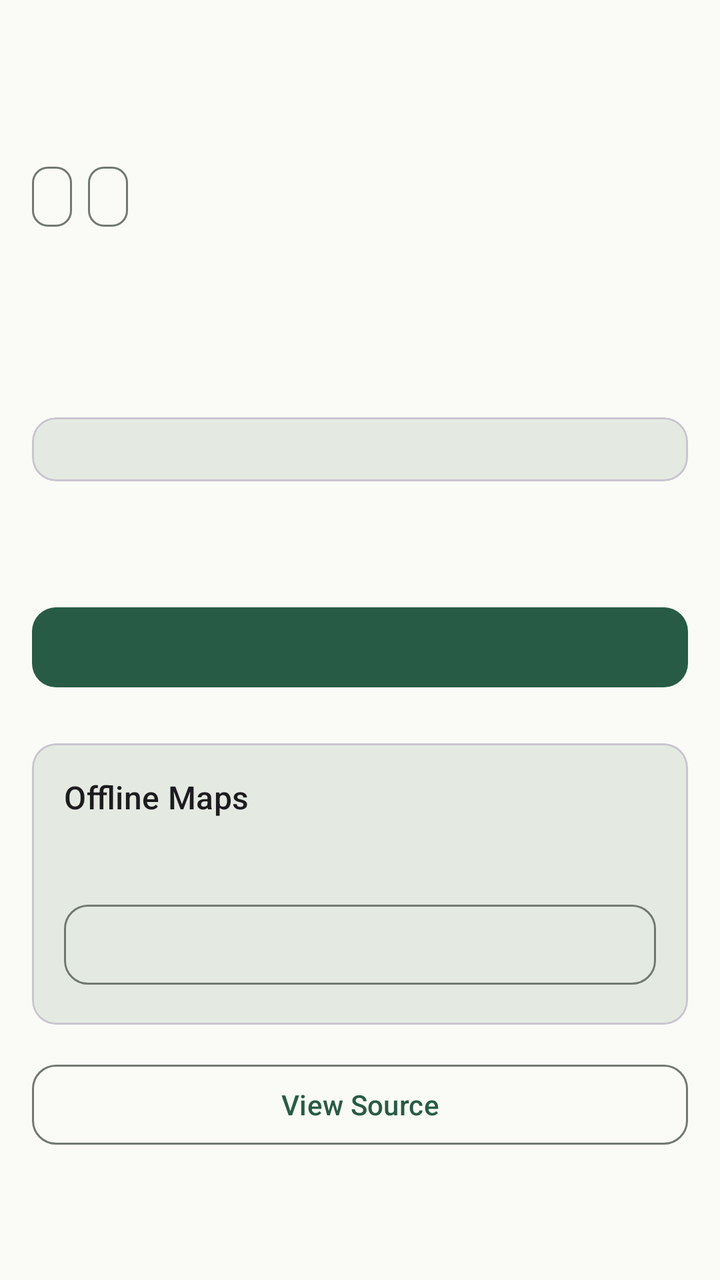
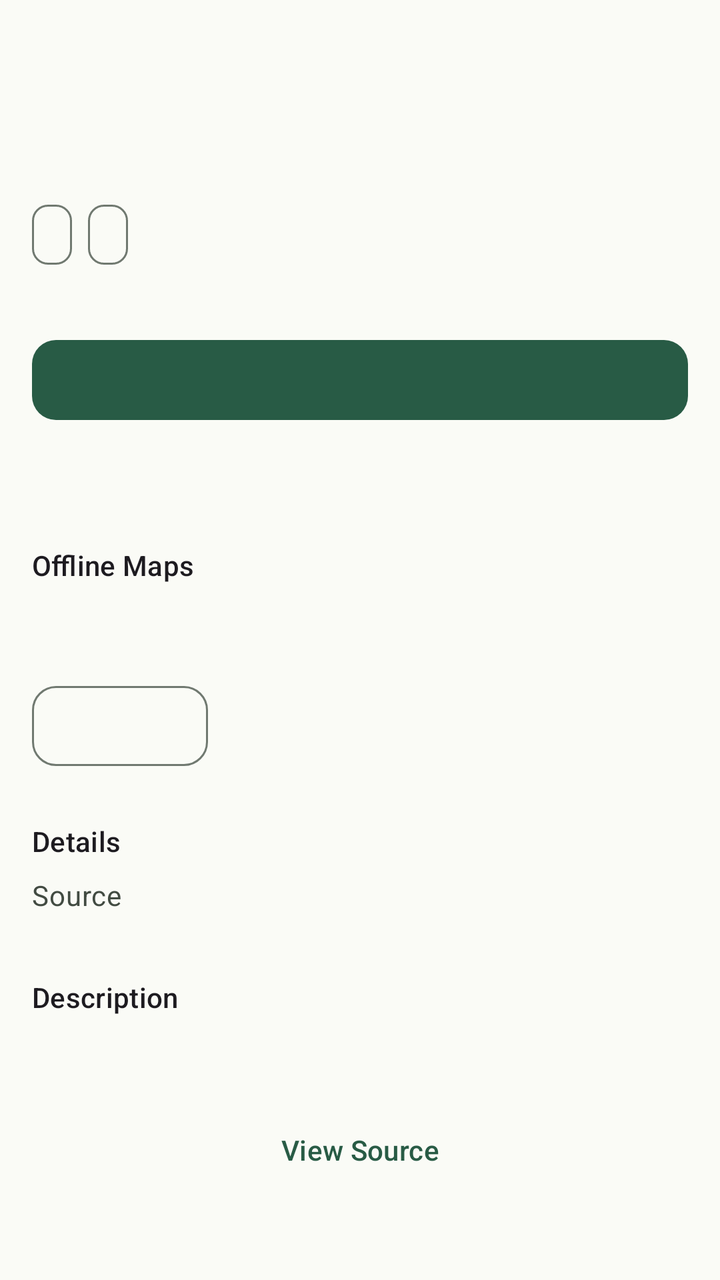

Two renders of the same Android screen: before a commit and after it. Below are the layout's source before the change and the commit's diff.
<!-- AndroidManifest.xml: application theme Theme.TrailRelay -->
<!-- res/layout/activity_trail_detail.xml -->
<?xml version='1.0' encoding='utf-8'?>
<androidx.core.widget.NestedScrollView xmlns:android="http://schemas.android.com/apk/res/android" xmlns:app="http://schemas.android.com/apk/res-auto" android:id="@+id/detail_root" android:layout_width="match_parent" android:layout_height="match_parent" android:fillViewport="true" android:clipToPadding="false" android:background="@color/trail_surface">
    <LinearLayout android:layout_width="match_parent" android:layout_height="wrap_content" android:orientation="vertical" android:padding="@dimen/space_content">
        <TextView android:id="@+id/detail_name" android:layout_width="match_parent" android:layout_height="wrap_content" android:textAppearance="?attr/textAppearanceHeadlineSmall" android:accessibilityHeading="true" />
        <TextView android:id="@+id/detail_source" android:layout_width="match_parent" android:layout_height="wrap_content" android:layout_marginTop="@dimen/space_related" android:textAppearance="?attr/textAppearanceLabelLarge" android:textColor="@color/trail_on_surface_variant" />
        <com.google.android.material.chip.ChipGroup android:id="@+id/detail_status_chips" android:layout_width="match_parent" android:layout_height="wrap_content" android:layout_marginTop="@dimen/space_related" app:chipSpacingHorizontal="@dimen/space_related" app:chipSpacingVertical="@dimen/space_tight" app:singleLine="false">
            <com.google.android.material.chip.Chip android:id="@+id/detail_route_chip" style="@style/Widget.TrailRelay.StatusChip" android:layout_width="wrap_content" android:layout_height="wrap_content" />
            <com.google.android.material.chip.Chip android:id="@+id/detail_aerial_chip" style="@style/Widget.TrailRelay.StatusChip" android:layout_width="wrap_content" android:layout_height="wrap_content" />
        </com.google.android.material.chip.ChipGroup>
        <TextView android:id="@+id/detail_status" android:layout_width="match_parent" android:layout_height="wrap_content" android:layout_marginTop="@dimen/space_tight" android:textAppearance="?attr/textAppearanceTitleMedium" android:textColor="@color/trail_primary" android:accessibilityLiveRegion="polite" />
        <TextView android:id="@+id/detail_description" android:layout_width="match_parent" android:layout_height="wrap_content" android:layout_marginTop="@dimen/space_section" android:textAppearance="?attr/textAppearanceBodyLarge" />
        <com.google.android.material.card.MaterialCardView android:id="@+id/detail_fields_card" android:layout_width="match_parent" android:layout_height="wrap_content" android:layout_marginTop="@dimen/space_section" app:cardBackgroundColor="@color/trail_surface_variant" app:cardCornerRadius="@dimen/trail_corner_radius" app:cardElevation="0dp">
            <LinearLayout android:id="@+id/detail_fields" android:layout_width="match_parent" android:layout_height="wrap_content" android:orientation="vertical" android:padding="@dimen/space_content" />
        </com.google.android.material.card.MaterialCardView>
        <TextView android:id="@+id/detail_message" android:layout_width="match_parent" android:layout_height="wrap_content" android:layout_marginTop="@dimen/space_content" android:textAppearance="?attr/textAppearanceBodyMedium" android:textColor="@color/trail_on_surface_variant" android:accessibilityLiveRegion="polite" />
        <com.google.android.material.progressindicator.LinearProgressIndicator android:id="@+id/detail_progress" android:layout_width="match_parent" android:layout_height="wrap_content" android:layout_marginTop="@dimen/space_compact" android:indeterminate="true" android:visibility="gone" />
        <com.google.android.material.button.MaterialButton android:id="@+id/detail_primary" android:layout_width="match_parent" android:layout_height="wrap_content" android:layout_marginTop="@dimen/space_section" />
        <com.google.android.material.button.MaterialButton android:id="@+id/detail_preview" style="@style/Widget.TrailRelay.OutlinedButton" android:layout_width="match_parent" android:layout_height="wrap_content" android:layout_marginTop="@dimen/space_related" android:text="@string/preview_on_map" android:visibility="gone" />
        <com.google.android.material.card.MaterialCardView android:id="@+id/detail_offline_card" android:layout_width="match_parent" android:layout_height="wrap_content" android:layout_marginTop="@dimen/space_section" app:cardBackgroundColor="@color/trail_surface_variant" app:cardCornerRadius="@dimen/trail_corner_radius" app:cardElevation="0dp">
            <LinearLayout android:layout_width="match_parent" android:layout_height="wrap_content" android:orientation="vertical" android:padding="@dimen/space_content">
                <TextView android:layout_width="match_parent" android:layout_height="wrap_content" android:text="@string/offline_maps" android:textAppearance="?attr/textAppearanceTitleMedium" />
                <TextView android:id="@+id/detail_offline_state" android:layout_width="match_parent" android:layout_height="wrap_content" android:layout_marginTop="@dimen/space_related" android:textAppearance="?attr/textAppearanceBodyMedium" android:accessibilityLiveRegion="polite" />
                <com.google.android.material.progressindicator.LinearProgressIndicator android:id="@+id/detail_offline_progress" android:layout_width="match_parent" android:layout_height="wrap_content" android:layout_marginTop="@dimen/space_related" android:visibility="gone" />
                <TextView android:id="@+id/detail_offline_metrics" android:layout_width="match_parent" android:layout_height="wrap_content" android:layout_marginTop="@dimen/space_tight" android:textAppearance="?attr/textAppearanceBodySmall" android:visibility="gone" />
                <com.google.android.material.button.MaterialButton android:id="@+id/detail_offline_action" style="@style/Widget.TrailRelay.OutlinedButton" android:layout_width="match_parent" android:layout_height="wrap_content" android:layout_marginTop="@dimen/space_compact" />
            </LinearLayout>
        </com.google.android.material.card.MaterialCardView>
        <com.google.android.material.button.MaterialButton android:id="@+id/detail_source_action" style="@style/Widget.TrailRelay.OutlinedButton" android:layout_width="match_parent" android:layout_height="wrap_content" android:layout_marginTop="@dimen/space_content" android:text="@string/view_source" />
        <TextView android:id="@+id/detail_source_url" android:layout_width="match_parent" android:layout_height="wrap_content" android:layout_marginTop="@dimen/space_tight" android:textAppearance="?attr/textAppearanceBodySmall" android:textColor="@color/trail_on_surface_variant" />
    </LinearLayout>
</androidx.core.widget.NestedScrollView>
<!-- resources referenced by this layout -->
<resources>
  <color name="trail_on_surface_variant">#424B42</color>
  <color name="trail_primary">#285B45</color>
  <color name="trail_surface">#FAFBF6</color>
  <color name="trail_surface_variant">#E4EAE1</color>
  <dimen name="space_compact">12dp</dimen>
  <dimen name="space_content">16dp</dimen>
  <dimen name="space_related">8dp</dimen>
  <dimen name="space_section">24dp</dimen>
  <dimen name="space_tight">4dp</dimen>
  <dimen name="trail_corner_radius">12dp</dimen>
  <string name="offline_maps">Offline Maps</string>
  <string name="preview_on_map">Preview on Map</string>
  <string name="view_source">View Source</string>
  <style name="Widget.TrailRelay.OutlinedButton" parent="Widget.Material3.Button.OutlinedButton">
          <item name="cornerRadius">@dimen/trail_corner_radius</item>
          <item name="android:minHeight">48dp</item>
      </style>
  <style name="Widget.TrailRelay.StatusChip" parent="Widget.Material3.Chip.Assist">
          <item name="android:minHeight">0dp</item>
          <item name="chipMinHeight">30dp</item>
          <item name="ensureMinTouchTargetSize">false</item>
          <item name="chipIconSize">18dp</item>
          <item name="chipStartPadding">8dp</item>
          <item name="chipEndPadding">8dp</item>
          <item name="textStartPadding">4dp</item>
          <item name="textEndPadding">0dp</item>
          <item name="android:textAppearance">?attr/textAppearanceLabelMedium</item>
      </style>
  <color name="trail_on_primary">#FFFFFF</color>
  <color name="trail_primary_container">#C6EAD1</color>
  <color name="trail_on_primary_container">#123525</color>
  <color name="trail_secondary">#526351</color>
  <color name="trail_on_secondary">#FFFFFF</color>
  <color name="trail_on_surface">#1A211C</color>
  <color name="trail_outline">#707970</color>
  <color name="trail_error">#B3261E</color>
  <color name="trail_on_error">#FFFFFF</color>
  <style name="Widget.TrailRelay.Button" parent="Widget.Material3.Button">
          <item name="cornerRadius">@dimen/trail_corner_radius</item>
          <item name="android:minHeight">48dp</item>
      </style>
  <style name="ThemeOverlay.TrailRelay.Dialog" parent="ThemeOverlay.Material3.MaterialAlertDialog">
          <item name="alertDialogStyle">@style/MaterialAlertDialog.TrailRelay</item>
      </style>
  <style name="MaterialAlertDialog.TrailRelay" parent="MaterialAlertDialog.Material3">
          <item name="shapeAppearance">@style/ShapeAppearance.TrailRelay.Dialog</item>
      </style>
  <style name="ShapeAppearance.TrailRelay.Dialog" parent="ShapeAppearance.Material3.Corner.Medium">
          <item name="cornerFamily">rounded</item>
          <item name="cornerSize">@dimen/trail_corner_radius</item>
      </style>
  <!-- unchanged entries left out for length: 1 -->
</resources>

<!-- the commit's change to res/layout/activity_trail_detail.xml (unified diff, before → after) -->
@@ -2,30 +2,39 @@
 <androidx.core.widget.NestedScrollView xmlns:android="http://schemas.android.com/apk/res/android" xmlns:app="http://schemas.android.com/apk/res-auto" android:id="@+id/detail_root" android:layout_width="match_parent" android:layout_height="match_parent" android:fillViewport="true" android:clipToPadding="false" android:background="@color/trail_surface">
     <LinearLayout android:layout_width="match_parent" android:layout_height="wrap_content" android:orientation="vertical" android:padding="@dimen/space_content">
         <TextView android:id="@+id/detail_name" android:layout_width="match_parent" android:layout_height="wrap_content" android:textAppearance="?attr/textAppearanceHeadlineSmall" android:accessibilityHeading="true" />
-        <TextView android:id="@+id/detail_source" android:layout_width="match_parent" android:layout_height="wrap_content" android:layout_marginTop="@dimen/space_related" android:textAppearance="?attr/textAppearanceLabelLarge" android:textColor="@color/trail_on_surface_variant" />
+        <TextView android:id="@+id/detail_summary" android:layout_width="match_parent" android:layout_height="wrap_content" android:layout_marginTop="@dimen/space_tight" android:textAppearance="?attr/textAppearanceBodyMedium" android:textColor="@color/trail_on_surface_variant" />
+        <TextView android:id="@+id/detail_location" android:layout_width="match_parent" android:layout_height="wrap_content" android:layout_marginTop="@dimen/space_tight" android:textAppearance="?attr/textAppearanceBodyMedium" android:textColor="@color/trail_on_surface_variant" />
         <com.google.android.material.chip.ChipGroup android:id="@+id/detail_status_chips" android:layout_width="match_parent" android:layout_height="wrap_content" android:layout_marginTop="@dimen/space_related" app:chipSpacingHorizontal="@dimen/space_related" app:chipSpacingVertical="@dimen/space_tight" app:singleLine="false">
             <com.google.android.material.chip.Chip android:id="@+id/detail_route_chip" style="@style/Widget.TrailRelay.StatusChip" android:layout_width="wrap_content" android:layout_height="wrap_content" />
             <com.google.android.material.chip.Chip android:id="@+id/detail_aerial_chip" style="@style/Widget.TrailRelay.StatusChip" android:layout_width="wrap_content" android:layout_height="wrap_content" />
         </com.google.android.material.chip.ChipGroup>
         <TextView android:id="@+id/detail_status" android:layout_width="match_parent" android:layout_height="wrap_content" android:layout_marginTop="@dimen/space_tight" android:textAppearance="?attr/textAppearanceTitleMedium" android:textColor="@color/trail_primary" android:accessibilityLiveRegion="polite" />
-        <TextView android:id="@+id/detail_description" android:layout_width="match_parent" android:layout_height="wrap_content" android:layout_marginTop="@dimen/space_section" android:textAppearance="?attr/textAppearanceBodyLarge" />
-        <com.google.android.material.card.MaterialCardView android:id="@+id/detail_fields_card" android:layout_width="match_parent" android:layout_height="wrap_content" android:layout_marginTop="@dimen/space_section" app:cardBackgroundColor="@color/trail_surface_variant" app:cardCornerRadius="@dimen/trail_corner_radius" app:cardElevation="0dp">
-            <LinearLayout android:id="@+id/detail_fields" android:layout_width="match_parent" android:layout_height="wrap_content" android:orientation="vertical" android:padding="@dimen/space_content" />
-        </com.google.android.material.card.MaterialCardView>
+        <com.google.android.material.button.MaterialButton android:id="@+id/detail_primary" android:layout_width="match_parent" android:layout_height="wrap_content" android:layout_marginTop="@dimen/space_related" />
+        <com.google.android.material.button.MaterialButton android:id="@+id/detail_preview" style="@style/Widget.TrailRelay.OutlinedButton" android:layout_width="match_parent" android:layout_height="wrap_content" android:layout_marginTop="@dimen/space_related" android:text="@string/preview_on_map" android:visibility="gone" />
         <TextView android:id="@+id/detail_message" android:layout_width="match_parent" android:layout_height="wrap_content" android:layout_marginTop="@dimen/space_content" android:textAppearance="?attr/textAppearanceBodyMedium" android:textColor="@color/trail_on_surface_variant" android:accessibilityLiveRegion="polite" />
         <com.google.android.material.progressindicator.LinearProgressIndicator android:id="@+id/detail_progress" android:layout_width="match_parent" android:layout_height="wrap_content" android:layout_marginTop="@dimen/space_compact" android:indeterminate="true" android:visibility="gone" />
-        <com.google.android.material.button.MaterialButton android:id="@+id/detail_primary" android:layout_width="match_parent" android:layout_height="wrap_content" android:layout_marginTop="@dimen/space_section" />
-        <com.google.android.material.button.MaterialButton android:id="@+id/detail_preview" style="@style/Widget.TrailRelay.OutlinedButton" android:layout_width="match_parent" android:layout_height="wrap_content" android:layout_marginTop="@dimen/space_related" android:text="@string/preview_on_map" android:visibility="gone" />
-        <com.google.android.material.card.MaterialCardView android:id="@+id/detail_offline_card" android:layout_width="match_parent" android:layout_height="wrap_content" android:layout_marginTop="@dimen/space_section" app:cardBackgroundColor="@color/trail_surface_variant" app:cardCornerRadius="@dimen/trail_corner_radius" app:cardElevation="0dp">
-            <LinearLayout android:layout_width="match_parent" android:layout_height="wrap_content" android:orientation="vertical" android:padding="@dimen/space_content">
-                <TextView android:layout_width="match_parent" android:layout_height="wrap_content" android:text="@string/offline_maps" android:textAppearance="?attr/textAppearanceTitleMedium" />
+        <LinearLayout android:id="@+id/detail_offline_card" android:layout_width="match_parent" android:layout_height="wrap_content" android:orientation="vertical">
+            <LinearLayout android:layout_width="match_parent" android:layout_height="wrap_content" android:orientation="vertical">
+                <TextView style="@style/Widget.TrailRelay.SectionTitle" android:text="@string/offline_maps" />
                 <TextView android:id="@+id/detail_offline_state" android:layout_width="match_parent" android:layout_height="wrap_content" android:layout_marginTop="@dimen/space_related" android:textAppearance="?attr/textAppearanceBodyMedium" android:accessibilityLiveRegion="polite" />
                 <com.google.android.material.progressindicator.LinearProgressIndicator android:id="@+id/detail_offline_progress" android:layout_width="match_parent" android:layout_height="wrap_content" android:layout_marginTop="@dimen/space_related" android:visibility="gone" />
                 <TextView android:id="@+id/detail_offline_metrics" android:layout_width="match_parent" android:layout_height="wrap_content" android:layout_marginTop="@dimen/space_tight" android:textAppearance="?attr/textAppearanceBodySmall" android:visibility="gone" />
-                <com.google.android.material.button.MaterialButton android:id="@+id/detail_offline_action" style="@style/Widget.TrailRelay.OutlinedButton" android:layout_width="match_parent" android:layout_height="wrap_content" android:layout_marginTop="@dimen/space_compact" />
+                <com.google.android.material.button.MaterialButton android:id="@+id/detail_offline_action" style="@style/Widget.TrailRelay.OutlinedButton" android:layout_width="wrap_content" android:layout_height="wrap_content" android:layout_marginTop="@dimen/space_compact" />
             </LinearLayout>
-        </com.google.android.material.card.MaterialCardView>
-        <com.google.android.material.button.MaterialButton android:id="@+id/detail_source_action" style="@style/Widget.TrailRelay.OutlinedButton" android:layout_width="match_parent" android:layout_height="wrap_content" android:layout_marginTop="@dimen/space_content" android:text="@string/view_source" />
+        </LinearLayout>
+        <LinearLayout android:id="@+id/detail_fields_card" android:layout_width="match_parent" android:layout_height="wrap_content" android:orientation="vertical">
+            <TextView style="@style/Widget.TrailRelay.SectionTitle" android:text="@string/details_section" />
+            <LinearLayout android:layout_width="match_parent" android:layout_height="wrap_content" android:orientation="horizontal" android:paddingBottom="@dimen/space_related">
+                <TextView android:layout_width="0dp" android:layout_height="wrap_content" android:layout_weight="1" android:paddingEnd="@dimen/space_compact" android:text="@string/source_label" android:textAppearance="?attr/textAppearanceBodyMedium" android:textColor="@color/trail_on_surface_variant" />
+                <TextView android:id="@+id/detail_source" android:layout_width="0dp" android:layout_height="wrap_content" android:textAppearance="?attr/textAppearanceBodyMedium" android:layout_weight="2" />
+            </LinearLayout>
+            <LinearLayout android:id="@+id/detail_fields" android:layout_width="match_parent" android:layout_height="wrap_content" android:orientation="vertical" />
+        </LinearLayout>
+        <LinearLayout android:layout_width="match_parent" android:layout_height="wrap_content" android:orientation="vertical" android:id="@+id/detail_description_section">
+            <TextView style="@style/Widget.TrailRelay.SectionTitle" android:text="@string/description_section" />
+            <TextView android:id="@+id/detail_description" android:layout_width="match_parent" android:layout_height="wrap_content" android:textAppearance="?attr/textAppearanceBodyMedium" android:lineSpacingExtra="@dimen/space_tight" />
+        </LinearLayout>
+        <com.google.android.material.button.MaterialButton android:id="@+id/detail_source_action" style="@style/Widget.TrailRelay.TextButton" android:layout_width="match_parent" android:layout_height="wrap_content" android:layout_marginTop="@dimen/space_content" android:text="@string/view_source" />
         <TextView android:id="@+id/detail_source_url" android:layout_width="match_parent" android:layout_height="wrap_content" android:layout_marginTop="@dimen/space_tight" android:textAppearance="?attr/textAppearanceBodySmall" android:textColor="@color/trail_on_surface_variant" />
     </LinearLayout>
 </androidx.core.widget.NestedScrollView>
<!-- resource entries referenced after the edit -->
@@ -8,25 +8,43 @@
   <dimen name="space_content">16dp</dimen>
   <dimen name="space_related">8dp</dimen>
   <dimen name="space_section">24dp</dimen>
+  <dimen name="status_chip_height">30dp</dimen>
+  <dimen name="status_icon_size">18dp</dimen>
   <dimen name="space_tight">4dp</dimen>
+  <string name="description_section">Description</string>
+  <string name="details_section">Details</string>
   <dimen name="trail_corner_radius">12dp</dimen>
+  <dimen name="touch_target">48dp</dimen>
   <string name="offline_maps">Offline Maps</string>
   <string name="preview_on_map">Preview on Map</string>
+  <string name="source_label">Source</string>
   <string name="view_source">View Source</string>
   <style name="Widget.TrailRelay.OutlinedButton" parent="Widget.Material3.Button.OutlinedButton">
           <item name="cornerRadius">@dimen/trail_corner_radius</item>
-          <item name="android:minHeight">48dp</item>
+          <item name="android:minHeight">@dimen/touch_target</item>
+      </style>
+  <style name="Widget.TrailRelay.SectionTitle" parent="">
+          <item name="android:layout_width">match_parent</item>
+          <item name="android:layout_height">wrap_content</item>
+          <item name="android:layout_marginTop">@dimen/space_section</item>
+          <item name="android:layout_marginBottom">@dimen/space_related</item>
+          <item name="android:textAppearance">?attr/textAppearanceTitleSmall</item>
+          <item name="android:accessibilityHeading">true</item>
       </style>
   <style name="Widget.TrailRelay.StatusChip" parent="Widget.Material3.Chip.Assist">
           <item name="android:minHeight">0dp</item>
-          <item name="chipMinHeight">30dp</item>
+          <item name="chipMinHeight">@dimen/status_chip_height</item>
           <item name="ensureMinTouchTargetSize">false</item>
-          <item name="chipIconSize">18dp</item>
-          <item name="chipStartPadding">8dp</item>
-          <item name="chipEndPadding">8dp</item>
-          <item name="textStartPadding">4dp</item>
+          <item name="chipIconSize">@dimen/status_icon_size</item>
+          <item name="chipStartPadding">@dimen/space_related</item>
+          <item name="chipEndPadding">@dimen/space_related</item>
+          <item name="textStartPadding">@dimen/space_tight</item>
           <item name="textEndPadding">0dp</item>
           <item name="android:textAppearance">?attr/textAppearanceLabelMedium</item>
+      </style>
+  <style name="Widget.TrailRelay.TextButton" parent="Widget.Material3.Button.TextButton">
+          <item name="cornerRadius">@dimen/trail_corner_radius</item>
+          <item name="android:minHeight">@dimen/touch_target</item>
       </style>
   <color name="trail_on_primary">#FFFFFF</color>
   <color name="trail_primary_container">#C6EAD1</color>
@@ -39,7 +57,7 @@
   <color name="trail_on_error">#FFFFFF</color>
   <style name="Widget.TrailRelay.Button" parent="Widget.Material3.Button">
           <item name="cornerRadius">@dimen/trail_corner_radius</item>
-          <item name="android:minHeight">48dp</item>
+          <item name="android:minHeight">@dimen/touch_target</item>
       </style>
   <style name="ThemeOverlay.TrailRelay.Dialog" parent="ThemeOverlay.Material3.MaterialAlertDialog">
           <item name="alertDialogStyle">@style/MaterialAlertDialog.TrailRelay</item>
